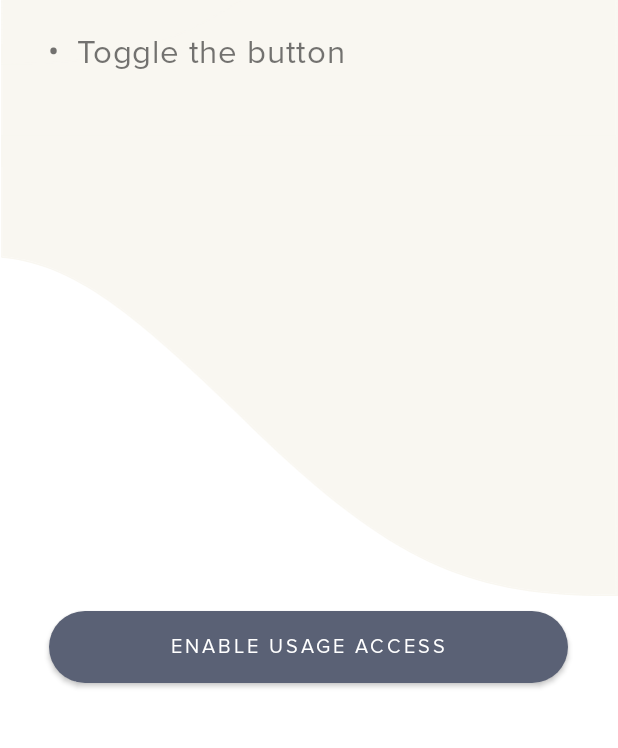
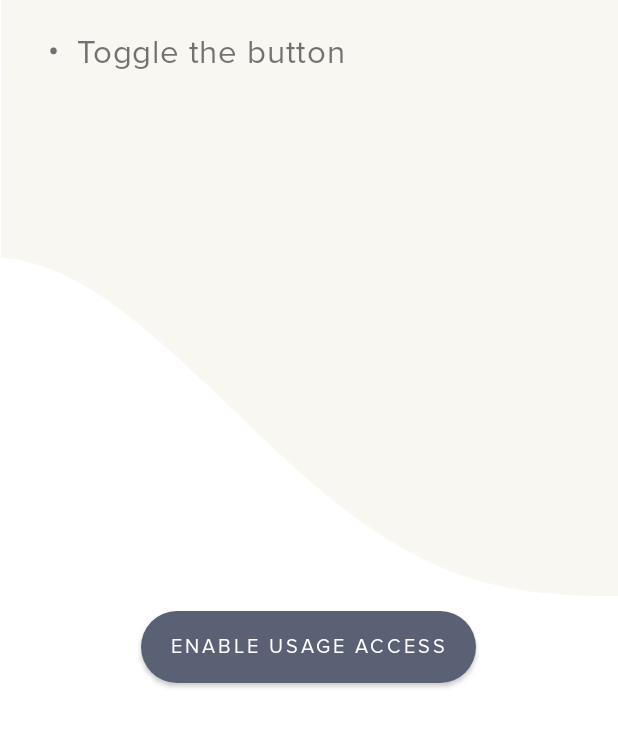
Before and after one commit to zenstateofmind/My-Application, an Android app: the EnableAccessFragment screen opened directly, with no data from a screen before it, on a phone screen of 412 x 824 dp, the part 396-1144 px from its top. Run offline under Robolectric (Android 15) with nearby library versions, the phone set to English and light mode, and no system bars.

Commit message:
Getting font and padding sizes to be customized by device size

```diff
--- a/app/src/main/java/com/example/myapplication/AppUsageReviewNotifReceiver.java
+++ b/app/src/main/java/com/example/myapplication/AppUsageReviewNotifReceiver.java
@@ -13,7 +13,6 @@ import androidx.annotation.RequiresApi;
 import androidx.core.app.NotificationCompat;
 import androidx.core.app.NotificationManagerCompat;
 
-import java.lang.reflect.Array;
 import java.util.ArrayList;
 import java.util.Arrays;
 
--- a/app/src/main/res/layout/fragment_enable_access.xml
+++ b/app/src/main/res/layout/fragment_enable_access.xml
@@ -126,9 +126,9 @@
                 android:layout_width="wrap_content"
                 android:layout_height="wrap_content"
                 android:fontFamily="@font/proxima_nova_regular"
-                android:textSize="13dip"
-                android:paddingHorizontal="81dp"
-                android:paddingVertical="15dp"
+                android:textSize="@dimen/button_text_size"
+                android:paddingHorizontal="@dimen/button_padding_horizontal"
+                android:paddingVertical="@dimen/button_padding_vertical"
                 android:textColor="@color/white"
                 android:text="@string/enable_usage_access"
                 android:letterSpacing="0.15"
--- /dev/null
+++ b/app/src/main/res/values/dimens.xml
@@ -0,0 +1,12 @@
+<?xml version="1.0" encoding="utf-8"?>
+<resources>
+    <!-- fragment_enable_access.xml -->
+    <!-- Title -->
+    <dimen name="title_text">25dp</dimen>
+
+    <!-- Button -->
+    <dimen name="button_padding_vertical">15dp</dimen>
+    <dimen name="button_padding_horizontal">20dp</dimen>
+    <dimen name="button_text_size">13dp</dimen>
+
+</resources>
```
